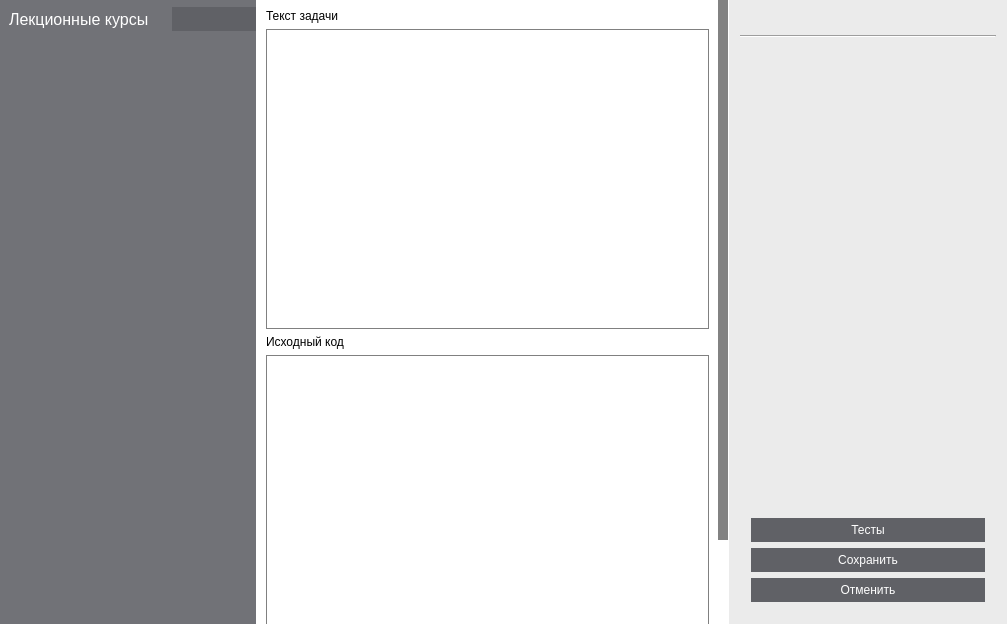
Rexagon/methodist, file app/windows/MainWindow.ui: the form before one commit.
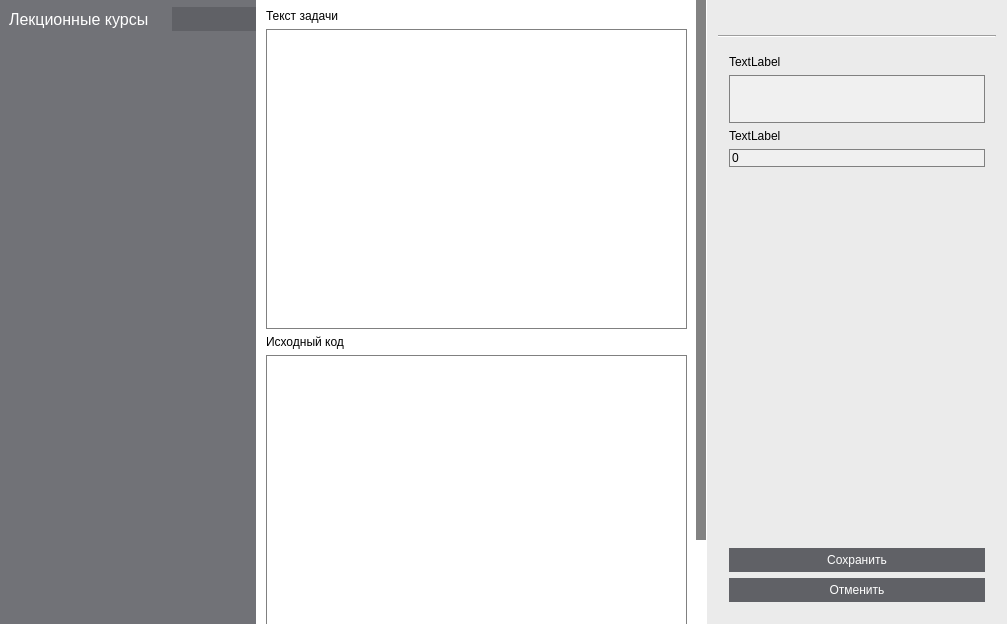
The form after the commit. The open tabs and pages were chosen to show the change. Icons and pictures are not drawn.

Commit message: Added 'tests table' and 'test edit' controllers

What changed in the file:
```diff
--- a/app/windows/MainWindow.ui
+++ b/app/windows/MainWindow.ui
@@ -506,8 +506,8 @@
                  <property name="geometry">
                   <rect>
                    <x>0</x>
-                   <y>-94</y>
-                   <width>456</width>
+                   <y>0</y>
+                   <width>139</width>
                    <height>718</height>
                   </rect>
                  </property>
@@ -947,7 +947,67 @@
                  </item>
                 </layout>
                </widget>
-               <widget class="QWidget" name="testInfo"/>
+               <widget class="QWidget" name="testInfo">
+                <layout class="QVBoxLayout" name="verticalLayout_12">
+                 <item>
+                  <widget class="QLabel" name="testEditInputDataLabel">
+                   <property name="text">
+                    <string>TextLabel</string>
+                   </property>
+                  </widget>
+                 </item>
+                 <item>
+                  <widget class="QPlainTextEdit" name="testEditInputData">
+                   <property name="enabled">
+                    <bool>false</bool>
+                   </property>
+                   <property name="minimumSize">
+                    <size>
+                     <width>0</width>
+                     <height>48</height>
+                    </size>
+                   </property>
+                   <property name="maximumSize">
+                    <size>
+                     <width>16777215</width>
+                     <height>48</height>
+                    </size>
+                   </property>
+                  </widget>
+                 </item>
+                 <item>
+                  <widget class="QLabel" name="testEditScoreLabel">
+                   <property name="text">
+                    <string>TextLabel</string>
+                   </property>
+                  </widget>
+                 </item>
+                 <item>
+                  <widget class="QSpinBox" name="testEditScore">
+                   <property name="enabled">
+                    <bool>false</bool>
+                   </property>
+                   <property name="buttonSymbols">
+                    <enum>QAbstractSpinBox::NoButtons</enum>
+                   </property>
+                  </widget>
+                 </item>
+                 <item>
+                  <spacer name="verticalSpacer_9">
+                   <property name="orientation">
+                    <enum>Qt::Vertical</enum>
+                   </property>
+                   <property name="sizeHint" stdset="0">
+                    <size>
+                     <width>20</width>
+                     <height>40</height>
+                    </size>
+                   </property>
+                  </spacer>
+                 </item>
+                </layout>
+               </widget>
+               <widget class="QWidget" name="emptyInfo"/>
               </widget>
              </item>
              <item row="3" column="0">
@@ -1103,7 +1163,38 @@
                  </item>
                 </layout>
                </widget>
-               <widget class="QWidget" name="testsEditButtons">
+               <widget class="QWidget" name="testEditButtons">
+                <layout class="QVBoxLayout" name="verticalLayout_13">
+                 <item>
+                  <spacer name="verticalSpacer_10">
+                   <property name="orientation">
+                    <enum>Qt::Vertical</enum>
+                   </property>
+                   <property name="sizeHint" stdset="0">
+                    <size>
+                     <width>20</width>
+                     <height>204</height>
+                    </size>
+                   </property>
+                  </spacer>
+                 </item>
+                 <item>
+                  <widget class="QPushButton" name="saveTestChangesButton">
+                   <property name="text">
+                    <string>Сохранить</string>
+                   </property>
+                  </widget>
+                 </item>
+                 <item>
+                  <widget class="QPushButton" name="cancelTestChangesButton">
+                   <property name="text">
+                    <string>Отменить</string>
+                   </property>
+                  </widget>
+                 </item>
+                </layout>
+               </widget>
+               <widget class="QWidget" name="testsTableButtons">
                 <layout class="QVBoxLayout" name="verticalLayout_8">
                  <item>
                   <spacer name="verticalSpacer_5">
```
Left out of the diff: 11 changed lines with no effect on the pictures. The commit also changes 13 other files.
